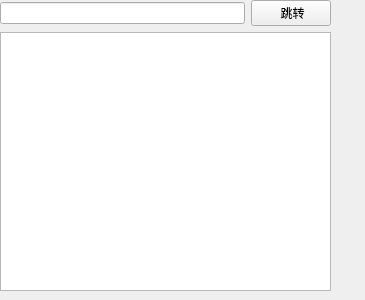
Old version of the form WidgetRU.ui in the repository 3548848289/SmartDesk.
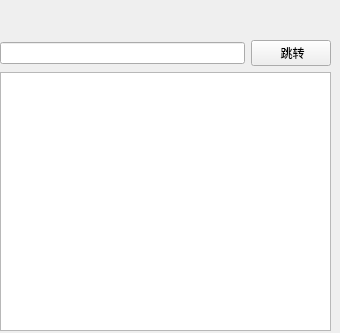
New version of the form.

Patch:
```diff
--- a/WidgetRU.ui
+++ b/WidgetRU.ui
@@ -6,8 +6,8 @@
    <rect>
     <x>0</x>
     <y>0</y>
-    <width>365</width>
-    <height>300</height>
+    <width>340</width>
+    <height>333</height>
    </rect>
   </property>
   <property name="windowTitle">
@@ -20,14 +20,17 @@
    <property name="geometry">
     <rect>
      <x>0</x>
-     <y>0</y>
+     <y>40</y>
      <width>331</width>
      <height>291</height>
     </rect>
    </property>
-   <layout class="QVBoxLayout" name="verticalLayout">
+   <layout class="QVBoxLayout" name="verticalLayout" stretch="1,6">
     <item>
-     <layout class="QHBoxLayout" name="horizontalLayout">
+     <layout class="QHBoxLayout" name="horizontalLayout" stretch="5,1">
+      <property name="spacing">
+       <number>6</number>
+      </property>
       <item>
        <widget class="QLineEdit" name="pathLineEdit"/>
       </item>
@@ -41,7 +44,14 @@
      </layout>
     </item>
     <item>
-     <widget class="QTreeView" name="treeView"/>
+     <widget class="QTreeView" name="treeView">
+      <property name="sizePolicy">
+       <sizepolicy hsizetype="Preferred" vsizetype="Preferred">
+        <horstretch>0</horstretch>
+        <verstretch>0</verstretch>
+       </sizepolicy>
+      </property>
+     </widget>
     </item>
    </layout>
   </widget>
```
